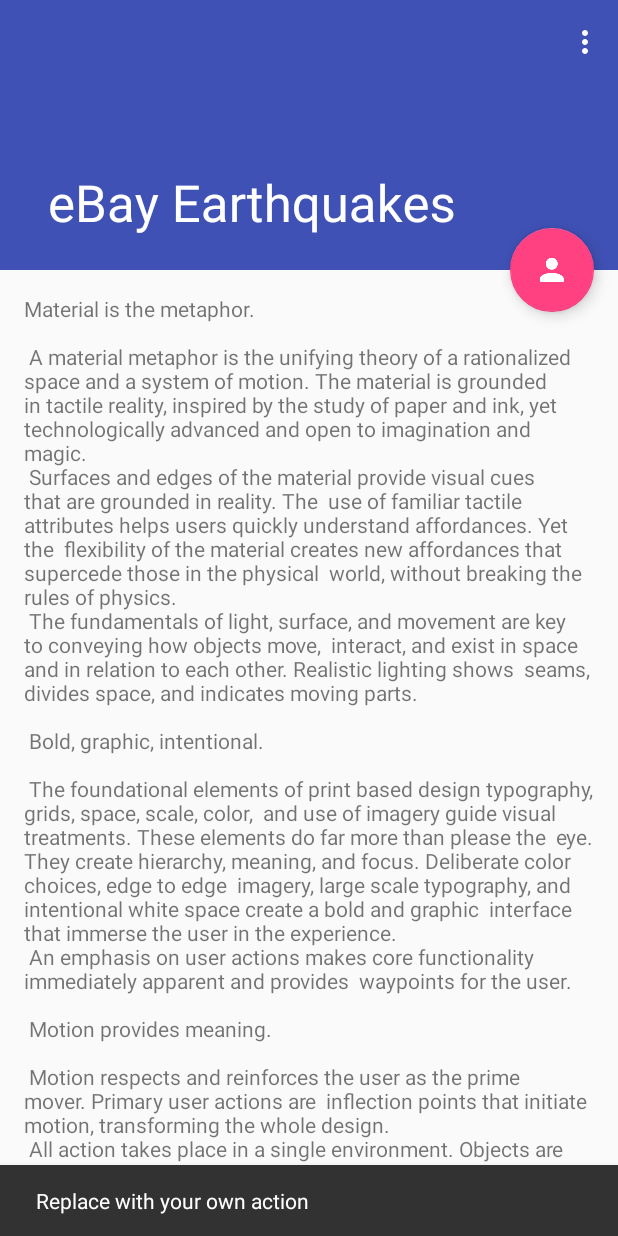
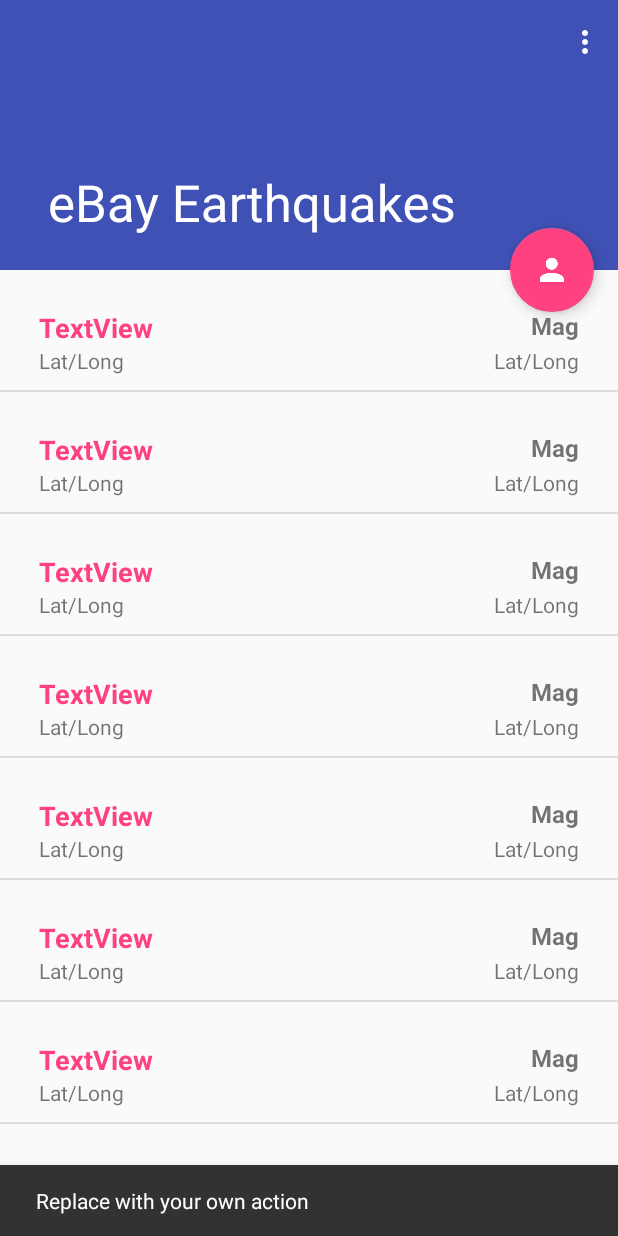
Before and after one commit to MurrayStudio/eBay-Earthquakes, an Android app: the screen it shows after launch (MainActivity), after a tap on an icon or button, on a phone screen of 412 x 824 dp. Run offline under Robolectric (Android 15) with nearby library versions, the phone set to English and light mode, and no system bars.

Commit message:
Added ListView with dummy list views populated.

```diff
--- /dev/null
+++ b/app/src/main/java/com/murraystudio/ebayearthquakes/Adapter/EarthquakeAdapter.java
@@ -0,0 +1,52 @@
+package com.murraystudio.ebayearthquakes.Adapter;
+
+import android.content.Context;
+import android.view.LayoutInflater;
+import android.view.View;
+import android.view.ViewGroup;
+import android.widget.BaseAdapter;
+
+import com.murraystudio.ebayearthquakes.Model.Earthquake;
+import com.murraystudio.ebayearthquakes.R;
+
+import java.util.ArrayList;
+
+/**
+ * Created by sushi_000 on 4/11/2017.
+ */
+
+public class EarthquakeAdapter extends BaseAdapter {
+
+    private Context mContext;
+    private LayoutInflater mInflater;
+    private ArrayList<Earthquake> mDataSource;
+
+    public EarthquakeAdapter(Context context, ArrayList<Earthquake> items) {
+        mContext = context;
+        mDataSource = items;
+        mInflater = (LayoutInflater) mContext.getSystemService(Context.LAYOUT_INFLATER_SERVICE);
+    }
+
+    @Override
+    public int getCount() {
+        return 10;
+    }
+
+    @Override
+    public Object getItem(int i) {
+        return mDataSource.get(i);
+    }
+
+    @Override
+    public long getItemId(int i) {
+        return i;
+    }
+
+    @Override
+    public View getView(int i, View view, ViewGroup viewGroup) {
+        // Get view for row item
+        View rowView = mInflater.inflate(R.layout.earthquake_view, viewGroup, false);
+
+        return rowView;
+    }
+}
--- a/app/src/main/java/com/murraystudio/ebayearthquakes/MainActivity.java
+++ b/app/src/main/java/com/murraystudio/ebayearthquakes/MainActivity.java
@@ -5,11 +5,16 @@ import android.support.design.widget.FloatingActionButton;
 import android.support.design.widget.Snackbar;
 import android.support.v7.app.AppCompatActivity;
 import android.support.v7.widget.Toolbar;
-import android.view.View;
 import android.view.Menu;
 import android.view.MenuItem;
+import android.view.View;
+import android.widget.ListView;
+
+import com.murraystudio.ebayearthquakes.Adapter.EarthquakeAdapter;
 
 public class MainActivity extends AppCompatActivity {
+
+    private ListView mListView;
 
     @Override
     protected void onCreate(Bundle savedInstanceState) {
@@ -26,6 +31,17 @@ public class MainActivity extends AppCompatActivity {
                         .setAction("Action", null).show();
             }
         });
+
+
+
+        mListView = (ListView) findViewById(R.id.earthquake_list_view);
+        //allows collapsing toolbar to function when scrolling
+        mListView.setNestedScrollingEnabled(true);
+
+        EarthquakeAdapter adapter = new EarthquakeAdapter(this, null);
+        mListView.setAdapter(adapter);
+
+
     }
 
     @Override
--- /dev/null
+++ b/app/src/main/java/com/murraystudio/ebayearthquakes/Model/Earthquake.java
@@ -0,0 +1,36 @@
+package com.murraystudio.ebayearthquakes.Model;
+
+/**
+ * Author: Shamus Murray
+ *
+ * This class holds the data of the JSON team member.
+ */
+
+public class Earthquake {
+    String date;
+    float depth;
+    float lng;
+    float magnitude;
+    float lat;
+
+
+    String getDate(){
+        return date;
+    }
+
+    float getdepth(){
+        return depth;
+    }
+
+    float getLng(){
+        return lng;
+    }
+
+    float getMagnitude(){
+        return magnitude;
+    }
+
+    float getLat(){
+        return lat;
+    }
+}
--- a/app/src/main/res/layout/content_main.xml
+++ b/app/src/main/res/layout/content_main.xml
@@ -1,17 +1,12 @@
 <?xml version="1.0" encoding="utf-8"?>
-<android.support.v4.widget.NestedScrollView xmlns:android="http://schemas.android.com/apk/res/android"
+<ListView
+xmlns:android="http://schemas.android.com/apk/res/android"
 xmlns:app="http://schemas.android.com/apk/res-auto"
 xmlns:tools="http://schemas.android.com/tools"
+android:id="@+id/earthquake_list_view"
+android:layout_height="match_parent"
 android:layout_width="match_parent"
-    android:layout_height="match_parent"
 app:layout_behavior="@string/appbar_scrolling_view_behavior"
 tools:context="com.murraystudio.ebayearthquakes.MainActivity"
 tools:showIn="@layout/activity_main">
-
-    <TextView
-        android:layout_width="wrap_content"
-        android:layout_height="wrap_content"
-        android:layout_margin="@dimen/text_margin"
-        android:text="@string/large_text" />
-
-</android.support.v4.widget.NestedScrollView>
+</ListView>
--- a/app/src/main/res/layout/earthquake_card_view.xml
+++ /dev/null
@@ -1,15 +0,0 @@
-<?xml version="1.0" encoding="utf-8"?>
-<android.support.constraint.ConstraintLayout xmlns:android="http://schemas.android.com/apk/res/android"
-    xmlns:app="http://schemas.android.com/apk/res-auto"
-    xmlns:tools="http://schemas.android.com/tools"
-    android:layout_width="match_parent"
-    android:layout_height="wrap_content">
-
-    <ImageView
-        android:id="@+id/imageView"
-        android:layout_width="wrap_content"
-        android:layout_height="wrap_content"
-        app:srcCompat="@mipmap/ic_launcher"
-        tools:layout_editor_absoluteX="16dp"
-        tools:layout_editor_absoluteY="16dp" />
-</android.support.constraint.ConstraintLayout>
--- /dev/null
+++ b/app/src/main/res/layout/earthquake_view.xml
@@ -0,0 +1,81 @@
+<?xml version="1.0" encoding="utf-8"?>
+<android.support.constraint.ConstraintLayout xmlns:android="http://schemas.android.com/apk/res/android"
+    xmlns:app="http://schemas.android.com/apk/res-auto"
+    xmlns:tools="http://schemas.android.com/tools"
+    android:id="@+id/earthquake_view"
+    android:layout_width="match_parent"
+    android:layout_height="wrap_content"
+    android:clickable="true"
+    android:foreground="?android:attr/selectableItemBackground"
+    android:padding="10dp">
+
+    <TextView
+        android:id="@+id/textView"
+        android:layout_width="wrap_content"
+        android:layout_height="wrap_content"
+        android:layout_marginBottom="16dp"
+        android:layout_marginLeft="16dp"
+        android:layout_marginRight="16dp"
+        android:layout_marginTop="16dp"
+        android:text="TextView"
+        android:textColor="@color/colorAccent"
+        android:textSize="18sp"
+        android:textStyle="bold"
+        app:layout_constraintBottom_toBottomOf="parent"
+        app:layout_constraintHorizontal_bias="0.0"
+        app:layout_constraintLeft_toLeftOf="parent"
+        app:layout_constraintRight_toRightOf="parent"
+        app:layout_constraintTop_toTopOf="parent"
+        app:layout_constraintVertical_bias="0.0"
+        tools:text="Sample Place"
+        android:layout_marginStart="16dp"
+        android:layout_marginEnd="16dp" />
+
+    <TextView
+        android:id="@+id/textView2"
+        android:layout_width="wrap_content"
+        android:layout_height="wrap_content"
+        android:layout_marginEnd="16dp"
+        android:layout_marginLeft="16dp"
+        android:layout_marginRight="16dp"
+        android:layout_marginStart="16dp"
+        android:text="Lat/Long"
+        app:layout_constraintBottom_toBottomOf="parent"
+        app:layout_constraintHorizontal_bias="1.0"
+        app:layout_constraintLeft_toLeftOf="parent"
+        app:layout_constraintRight_toRightOf="parent"
+        app:layout_constraintTop_toBottomOf="@+id/textView" />
+
+    <TextView
+        android:id="@+id/textView4"
+        android:layout_width="wrap_content"
+        android:layout_height="wrap_content"
+        android:layout_marginEnd="16dp"
+        android:layout_marginLeft="16dp"
+        android:layout_marginRight="16dp"
+        android:layout_marginStart="16dp"
+        android:text="Lat/Long"
+        app:layout_constraintBottom_toBottomOf="parent"
+        app:layout_constraintHorizontal_bias="0.0"
+        app:layout_constraintLeft_toLeftOf="parent"
+        app:layout_constraintRight_toRightOf="parent"
+        app:layout_constraintTop_toBottomOf="@+id/textView" />
+
+    <TextView
+        android:id="@+id/textView3"
+        android:layout_width="wrap_content"
+        android:layout_height="wrap_content"
+        android:layout_marginBottom="0dp"
+        android:layout_marginLeft="16dp"
+        android:layout_marginRight="16dp"
+        android:layout_marginTop="16dp"
+        android:text="Mag"
+        android:textSize="16sp"
+        android:textStyle="bold"
+        app:layout_constraintBottom_toTopOf="@+id/textView2"
+        app:layout_constraintHorizontal_bias="1.0"
+        app:layout_constraintLeft_toRightOf="@+id/textView"
+        app:layout_constraintRight_toRightOf="parent"
+        app:layout_constraintTop_toTopOf="parent"
+        app:layout_constraintVertical_bias="0.0" />
+</android.support.constraint.ConstraintLayout>
--- a/app/src/main/res/values/colors.xml
+++ b/app/src/main/res/values/colors.xml
@@ -2,5 +2,5 @@
 <resources>
     <color name="colorPrimary">#3F51B5</color>
     <color name="colorPrimaryDark">#303F9F</color>
-    <color name="colorAccent">#FF4081</color>
+    <color name="colorAccent">#ff4081</color>
 </resources>
```
Lines whose indentation alone changed are shown as unchanged.
